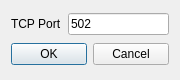
First picture: the form in ui/settingsmodbustcp.ui, repository KunYi/pymodslave, before the edit.
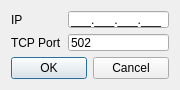
Second picture: the form after the edit. Icons and pictures are not drawn.

The edit to the form file:
```diff
--- a/ui/settingsmodbustcp.ui
+++ b/ui/settingsmodbustcp.ui
@@ -7,19 +7,19 @@
     <x>0</x>
     <y>0</y>
     <width>180</width>
-    <height>80</height>
+    <height>90</height>
    </rect>
   </property>
   <property name="minimumSize">
    <size>
     <width>180</width>
-    <height>80</height>
+    <height>90</height>
    </size>
   </property>
   <property name="maximumSize">
    <size>
     <width>180</width>
-    <height>80</height>
+    <height>90</height>
    </size>
   </property>
   <property name="windowTitle">
@@ -35,14 +35,14 @@
   <layout class="QVBoxLayout" name="verticalLayout">
    <item>
     <layout class="QGridLayout" name="gridLayout">
-     <item row="0" column="1">
+     <item row="1" column="1">
       <widget class="QLineEdit" name="leTCPPort">
        <property name="text">
         <string>502</string>
        </property>
       </widget>
      </item>
-     <item row="0" column="0">
+     <item row="1" column="0">
       <widget class="QLabel" name="lblTCPPort">
        <property name="text">
         <string>TCP Port</string>
@@ -52,6 +52,20 @@
        </property>
       </widget>
      </item>
+     <item row="0" column="0">
+      <widget class="QLabel" name="lblIP">
+       <property name="text">
+        <string>IP</string>
+       </property>
+      </widget>
+     </item>
+     <item row="0" column="1">
+      <widget class="QLineEdit" name="leIP">
+       <property name="inputMask">
+        <string>999.999.999.999;_</string>
+       </property>
+      </widget>
+     </item>
     </layout>
    </item>
    <item>
```
